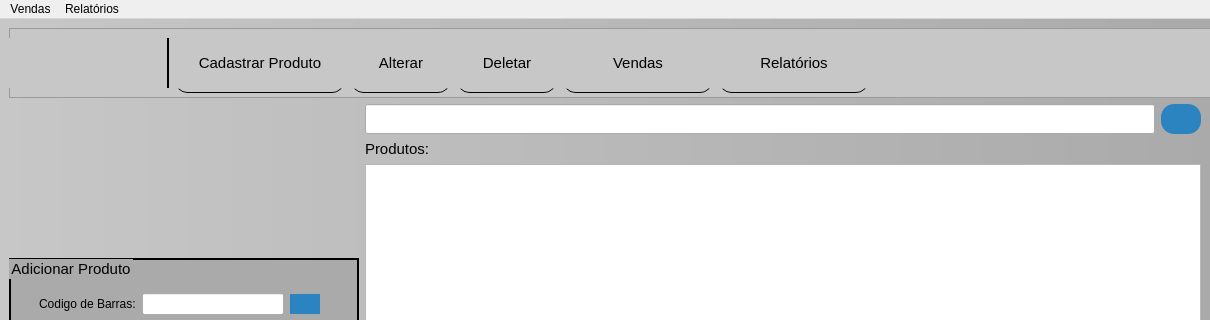
Qt form mainwindow.ui (GabR36/QEstoqueLoja) before a commit; both pictures show x 0 to 1210 and y 0 to 320 of the 1210 by 643 pixel window.
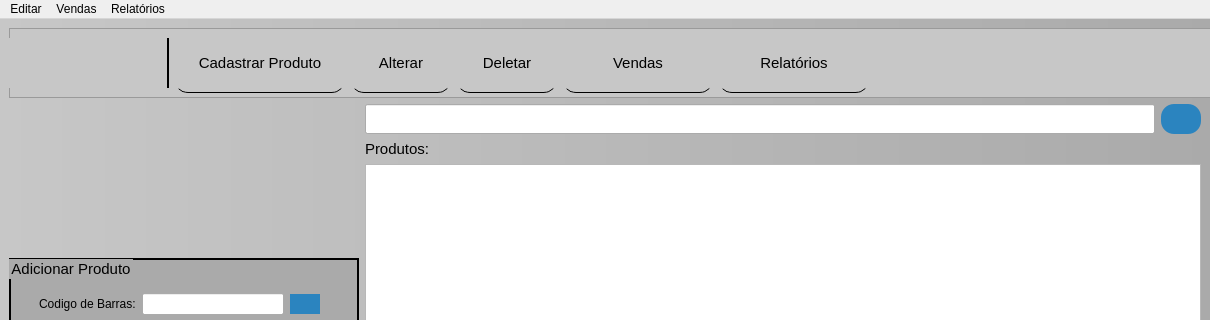
The same form after that commit. Icons and pictures are not drawn.

Commit message:
menu configuracoes e banco de dados var key
nova versao schema para criar a tabela que vai armazenar as configuracoes.
menu e slot para e classe configuracoes para abrir uma janela de
configuracoes.

Diff of the .ui file:
```diff
--- a/mainwindow.ui
+++ b/mainwindow.ui
@@ -681,7 +681,7 @@
      <x>0</x>
      <y>0</y>
      <width>1210</width>
-     <height>21</height>
+     <height>23</height>
     </rect>
    </property>
    <widget class="QMenu" name="menuGerarrelat_rios">
@@ -704,6 +704,13 @@
     </property>
     <addaction name="actionRealizar_Venda"/>
    </widget>
+   <widget class="QMenu" name="menuEditar">
+    <property name="title">
+     <string>Editar</string>
+    </property>
+    <addaction name="actionConfig"/>
+   </widget>
+   <addaction name="menuEditar"/>
    <addaction name="menuVendas"/>
    <addaction name="menuGerarrelat_rios"/>
   </widget>
```
Left out of the diff: 5 changed lines with no effect on the pictures. The commit also changes 6 other files.
